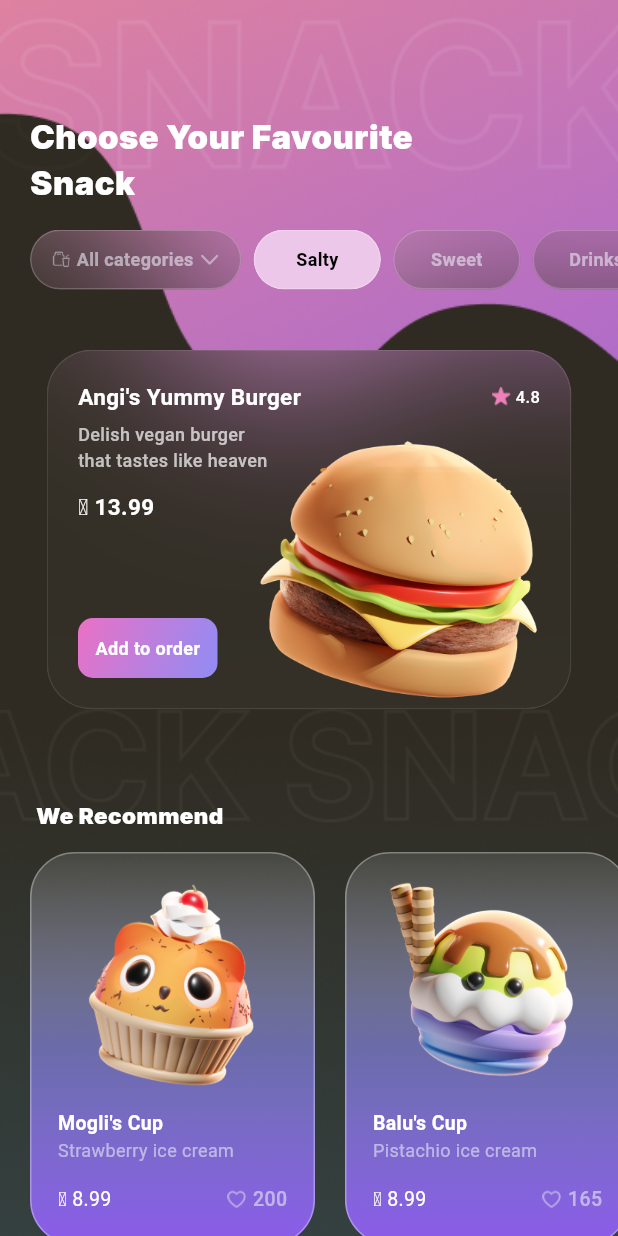
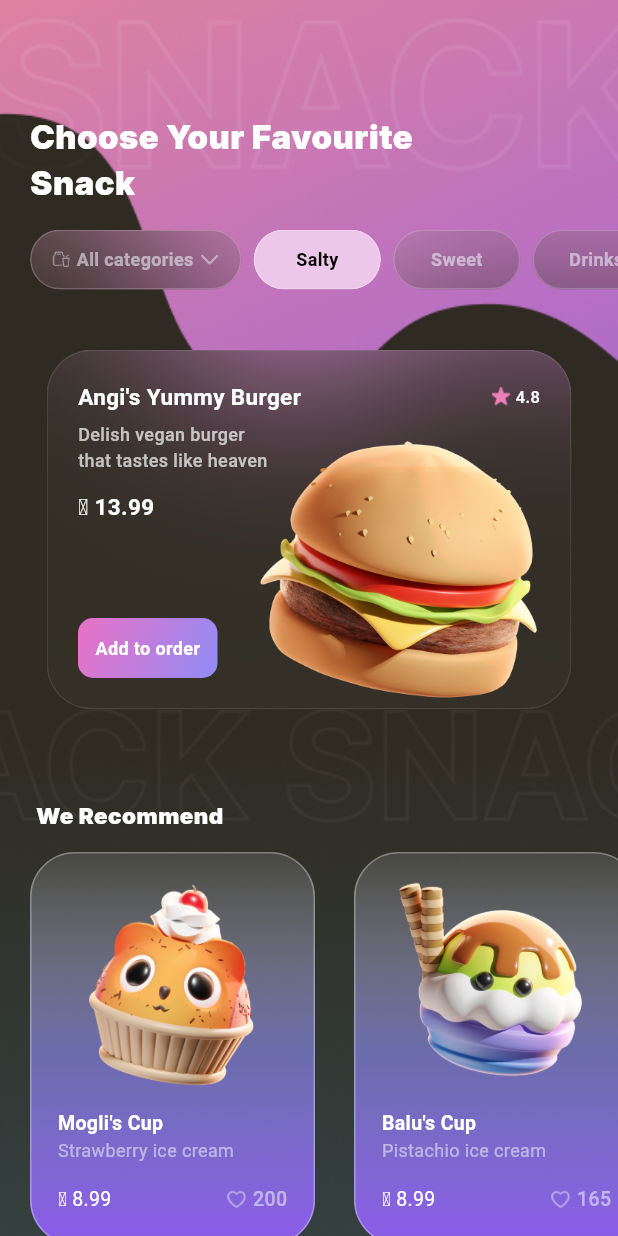
Before and after one commit to Far012/snackish_app, a Flutter app: the Homescreen screen opened by its route, on a phone screen of 412 x 824 dp. Run offline on Flutter 3.47's test engine with Material 3 defaults, Android fonts, the phone set to English and light mode, and no system bars; drawn by our look-alikes of glass_kit; Roboto replaces fonts that are missing (SF Pro Text).

Commit message:
recommend_list_padding

```diff
--- a/lib/common/recommend_list.dart
+++ b/lib/common/recommend_list.dart
@@ -16,7 +16,7 @@ class RecommendCardList extends StatelessWidget {
         itemCount: items.length,
         itemBuilder: (context, index) {
           return Padding(
-            padding: const EdgeInsets.only(left: 20),
+            padding: const EdgeInsets.only(left: 20, right: 6),
             child: RecommendCardWidget(item: items[index]),
           );
         },
```
